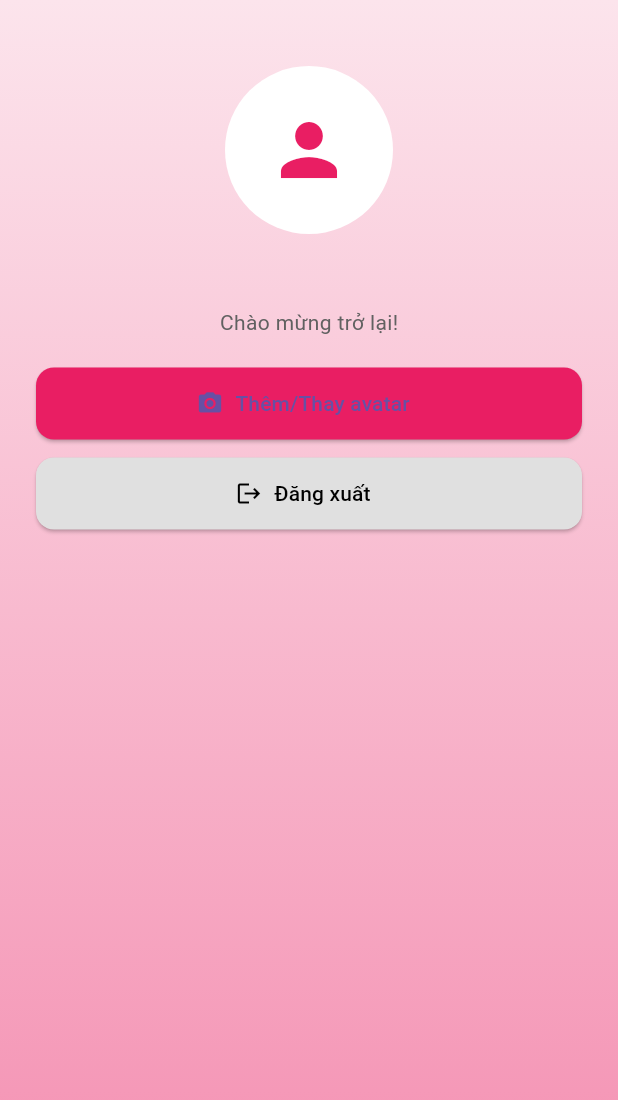
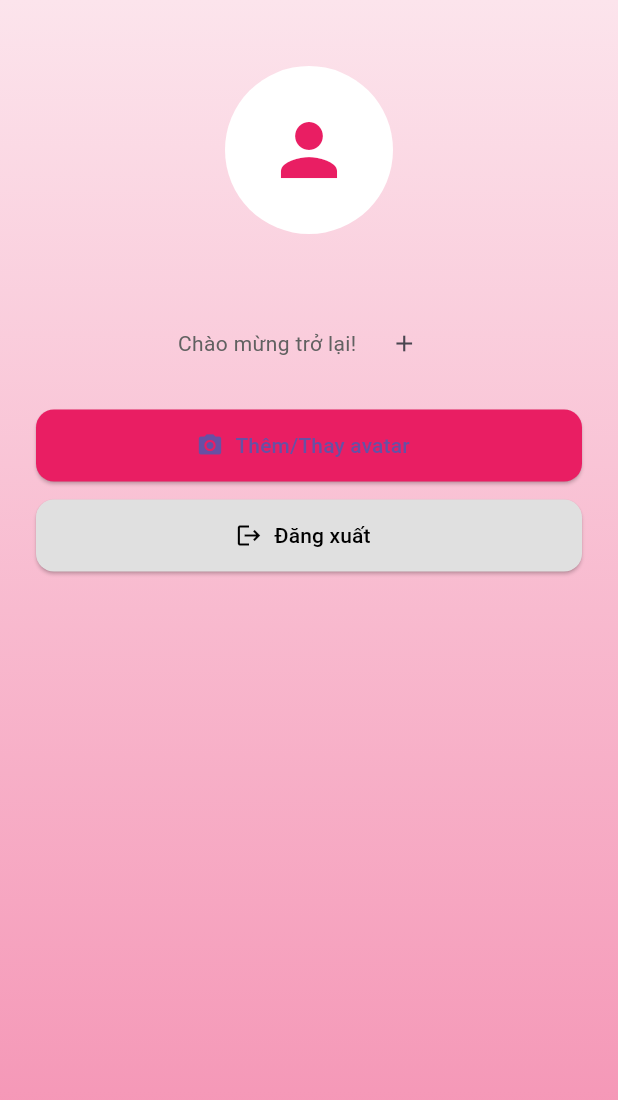
Before and after one commit to LoveStalin/appgaylo, a Flutter app: the AccountScreen widget shown alone on an empty page, opened directly, after a tap on the "person" icon, on a phone screen of 412 x 824 dp. Shown: the top 1100 px of the screen. Run offline on Flutter 3.47's test engine with Material 3 defaults, Android fonts, the phone set to English and light mode, and no system bars; our stand-ins replace firebase_auth, firebase_core, google_sign_in, image_picker, shared_preferences; accounts and stored records are empty.

Commit message:
anh bam nham thoi Huyen oi,sorry=(

```diff
--- a/lib/main.dart
+++ b/lib/main.dart
@@ -4,6 +4,7 @@ import 'package:firebase_auth/firebase_auth.dart';
 import 'package:google_sign_in/google_sign_in.dart';
 import 'dart:io';
 import 'package:image_picker/image_picker.dart';
+import 'package:shared_preferences/shared_preferences.dart';
 
 void main() async {
   WidgetsFlutterBinding.ensureInitialized();
@@ -178,12 +179,70 @@ class _AccountScreenState extends State<AccountScreen> {
   final TextEditingController _passwordController = TextEditingController();
   bool _loading = false;
   File? _avatarImage;
+  String? _bio;
 
   @override
   void dispose() {
     _emailController.dispose();
     _passwordController.dispose();
     super.dispose();
+  }
+
+  @override
+  void initState() {
+    super.initState();
+    _loadProfileData();
+  }
+
+  Future<void> _editBio() async {
+    final controller = TextEditingController(text: _bio ?? '');
+    if (!mounted) return;
+    final res = await showDialog<String?>(
+      context: context,
+      builder: (ctx) => AlertDialog(
+        title: const Text('Chỉnh sửa Bio'),
+        content: TextField(
+          controller: controller,
+          maxLines: 3,
+          decoration: const InputDecoration(hintText: 'Viết điều gì đó về bạn'),
+        ),
+        actions: [
+          TextButton(
+            onPressed: () => Navigator.of(ctx).pop(null),
+            child: const Text('Hủy'),
+          ),
+          TextButton(
+            onPressed: () => Navigator.of(ctx).pop(controller.text.trim()),
+            child: const Text('Lưu'),
+          ),
+        ],
+      ),
+    );
+
+    if (res != null) {
+      final prefs = await SharedPreferences.getInstance();
+      await prefs.setString('bio', res);
+      if (!mounted) return;
+      setState(() => _bio = res);
+      await _showMessage('Bio đã được cập nhật');
+    }
+  }
+
+  Future<void> _loadProfileData() async {
+    try {
+      final prefs = await SharedPreferences.getInstance();
+      final bio = prefs.getString('bio');
+      final avatarPath = prefs.getString('avatar_path');
+      File? avatar;
+      if (avatarPath != null && avatarPath.isNotEmpty) {
+        final f = File(avatarPath);
+        if (await f.exists()) avatar = f;
+      }
+      setState(() {
+        _bio = bio;
+        _avatarImage = avatar;
+      });
+    } catch (_) {}
   }
 
   Future<void> _showMessage(String message) async {
@@ -500,10 +559,41 @@ class _AccountScreenState extends State<AccountScreen> {
                 textAlign: TextAlign.center,
               ),
               const SizedBox(height: 8),
-              Text(
-                'Chào mừng trở lại!',
-                style: TextStyle(color: Colors.grey[700]),
-              ),
+              if ((_bio ?? '').isNotEmpty)
+                Padding(
+                  padding: const EdgeInsets.symmetric(horizontal: 12.0),
+                  child: Row(
+                    children: [
+                      Expanded(
+                        child: Text(
+                          _bio!,
+                          style: TextStyle(color: Colors.grey[700]),
+                        ),
+                      ),
+                      IconButton(
+                        onPressed: _editBio,
+                        icon: const Icon(Icons.edit, size: 18),
+                        tooltip: 'Chỉnh sửa bio',
+                      ),
+                    ],
+                  ),
+                )
+              else
+                Row(
+                  mainAxisAlignment: MainAxisAlignment.center,
+                  children: [
+                    Text(
+                      'Chào mừng trở lại!',
+                      style: TextStyle(color: Colors.grey[700]),
+                    ),
+                    const SizedBox(width: 8),
+                    IconButton(
+                      onPressed: _editBio,
+                      icon: const Icon(Icons.add, size: 18),
+                      tooltip: 'Thêm bio',
+                    ),
+                  ],
+                ),
               const SizedBox(height: 20),
               ElevatedButton.icon(
                 onPressed: _pickAvatar,
@@ -552,9 +642,13 @@ class _AccountScreenState extends State<AccountScreen> {
         imageQuality: 80,
       );
       if (file != null) {
-        setState(() {
-          _avatarImage = File(file.path);
-        });
+        final picked = File(file.path);
+        setState(() => _avatarImage = picked);
+        // persist avatar path locally
+        try {
+          final prefs = await SharedPreferences.getInstance();
+          await prefs.setString('avatar_path', picked.path);
+        } catch (_) {}
       }
     } catch (e) {
       await _showMessage('Không thể chọn ảnh: ${e.toString()}');
--- a/pubspec.yaml
+++ b/pubspec.yaml
@@ -35,6 +35,7 @@ dependencies:
   cloud_firestore: ^4.15.4
   google_sign_in: ^6.2.1
   image_picker: ^0.8.7+4
+  shared_preferences: ^2.1.0
   # The following adds the Cupertino Icons font to your application.
   # Use with the CupertinoIcons class for iOS style icons.
   cupertino_icons: ^1.0.8
```
Also changed, not shown: pubspec.lock, 1 other file.
